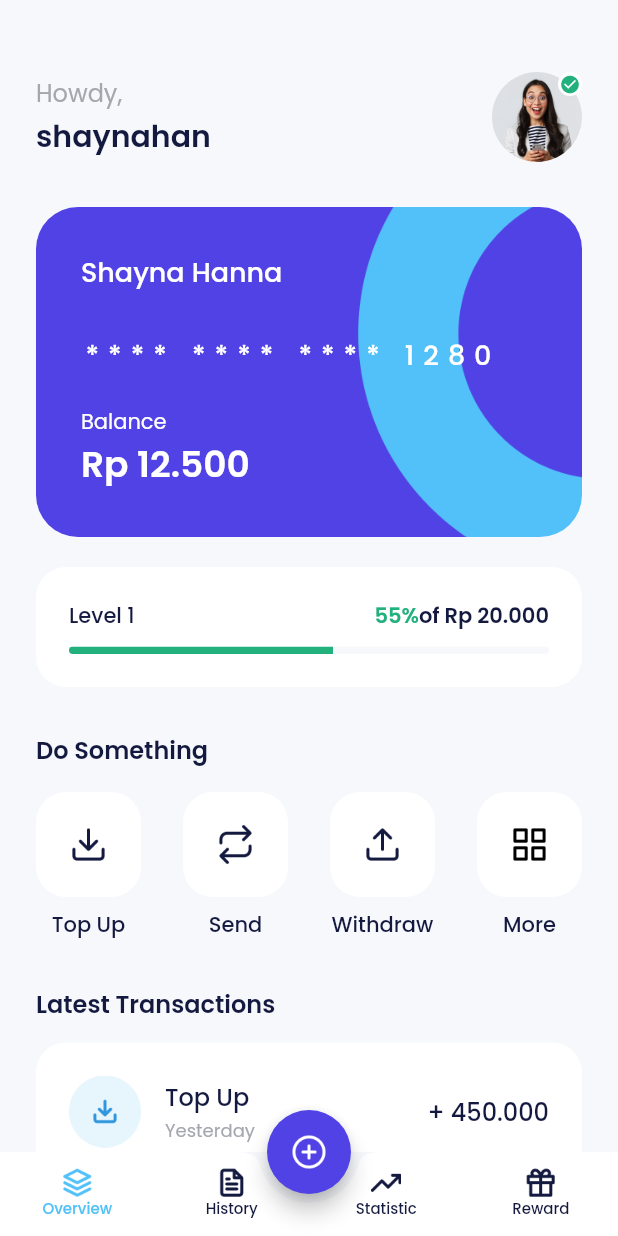
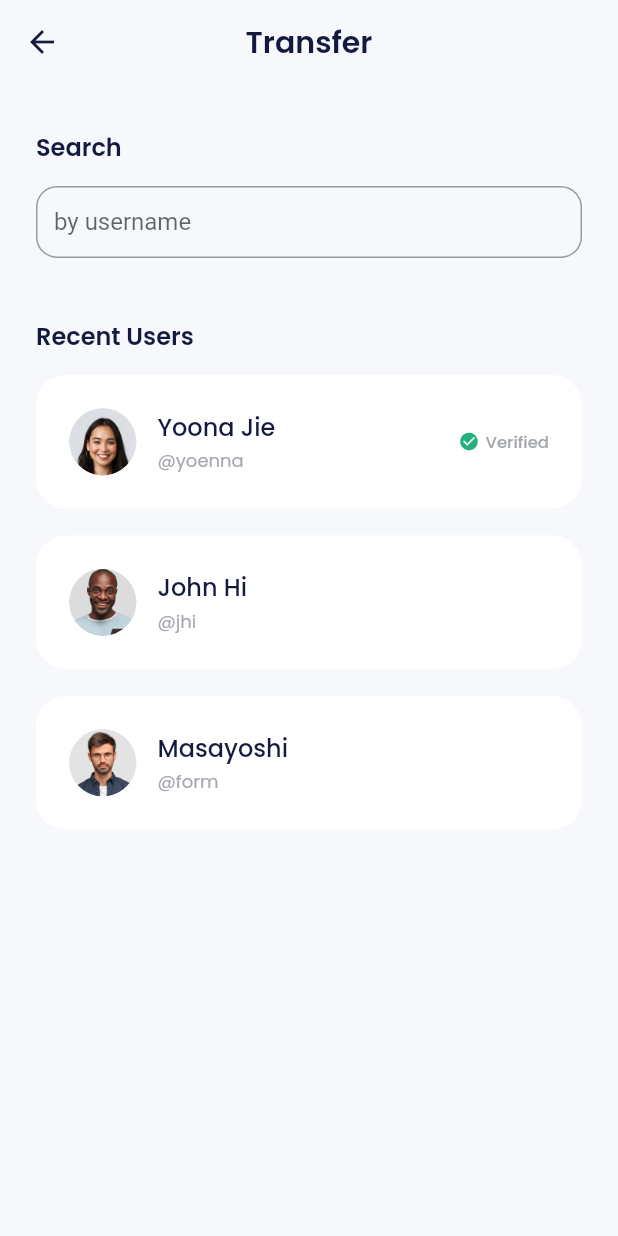
Before and after one commit to setiyonore/bank_sha, a Flutter app: the HomePage screen opened by its route, after a tap on "Send", on a phone screen of 412 x 824 dp. Run offline on Flutter 3.47's test engine with Material 2 defaults, Android fonts, the phone set to English and light mode, and no system bars; our stand-ins replace carousel_slider, google_fonts; missing offline and left inert: dart:ffi.

Commit message:
add recent users

```diff
--- a/lib/main.dart
+++ b/lib/main.dart
@@ -15,6 +15,7 @@ import 'package:bank_sha/ui/pages/splash_page.dart';
 import 'package:bank_sha/ui/pages/topup_amount_page.dart';
 import 'package:bank_sha/ui/pages/topup_page.dart';
 import 'package:bank_sha/ui/pages/topup_success_page.dart';
+import 'package:bank_sha/ui/pages/transfer_page.dart';
 import 'package:flutter/material.dart';
 
 void main() => runApp(const MyApp());
@@ -58,6 +59,7 @@ class MyApp extends StatelessWidget {
         '/topup': (context) => const TopupPage(),
         '/topup-amount': (context) => const TopupAmountPage(),
         '/topup-success': (context) => const TopupSuccessPage(),
+        '/transfer': (context) => const TransferPage(),
       },
     );
   }
--- a/lib/ui/pages/home_page.dart
+++ b/lib/ui/pages/home_page.dart
@@ -307,7 +307,9 @@ class HomePage extends StatelessWidget {
               HomeServiceItem(
                 iconUrl: 'assets/ic_send.png',
                 title: 'Send',
-                onTap: () {},
+                onTap: () {
+                  Navigator.pushNamed(context, '/transfer');
+                },
               ),
               HomeServiceItem(
                 iconUrl: 'assets/ic_withdraw.png',
--- /dev/null
+++ b/lib/ui/pages/transfer_page.dart
@@ -0,0 +1,83 @@
+import 'package:bank_sha/shared/theme.dart';
+import 'package:bank_sha/ui/widgets/forms.dart';
+import 'package:bank_sha/ui/widgets/transfer_recent_user_item.dart';
+import 'package:flutter/material.dart';
+
+class TransferPage extends StatelessWidget {
+  const TransferPage({Key? key}) : super(key: key);
+
+  @override
+  Widget build(BuildContext context) {
+    return Scaffold(
+      appBar: AppBar(
+        title: const Text('Transfer'),
+      ),
+      body: ListView(
+        padding: const EdgeInsets.symmetric(
+          horizontal: 24,
+        ),
+        children: [
+          const SizedBox(
+            height: 30,
+          ),
+          Text(
+            'Search',
+            style: blackTextStyle.copyWith(
+              fontSize: 16,
+              fontWeight: semiBold,
+            ),
+          ),
+          const SizedBox(
+            height: 14,
+          ),
+          const CustomFormField(
+            title: 'by username',
+            isShowTitle: false,
+          ),
+          buildRecentUsers(),
+        ],
+      ),
+    );
+  }
+
+  Widget buildRecentUsers() {
+    return Container(
+      margin: const EdgeInsets.only(
+        top: 40,
+      ),
+      child: Column(
+        crossAxisAlignment: CrossAxisAlignment.start,
+        children: [
+          Text(
+            'Recent Users',
+            style: blackTextStyle.copyWith(
+              fontSize: 16,
+              fontWeight: semiBold,
+            ),
+          ),
+          const SizedBox(
+            height: 14,
+          ),
+          const TransferRecentUserItem(
+            imageUrl: 'assets/img_friend1.png',
+            name: 'Yoona Jie',
+            username: 'yoenna',
+            isVerified: true,
+          ),
+          const TransferRecentUserItem(
+            imageUrl: 'assets/img_friend3.png',
+            name: 'John Hi',
+            username: 'jhi',
+            isVerified: false,
+          ),
+          const TransferRecentUserItem(
+            imageUrl: 'assets/img_friend4.png',
+            name: 'Masayoshi',
+            username: 'form',
+            isVerified: false,
+          ),
+        ],
+      ),
+    );
+  }
+}
--- a/lib/ui/widgets/forms.dart
+++ b/lib/ui/widgets/forms.dart
@@ -5,12 +5,13 @@ class CustomFormField extends StatelessWidget {
   final String title;
   final bool obscureText;
   final TextEditingController? controller;
-
+  final bool isShowTitle;
   const CustomFormField({
     Key? key,
     required this.title,
     this.obscureText = false,
     this.controller,
+    this.isShowTitle = true,
   }) : super(key: key);
 
   @override
@@ -18,12 +19,13 @@ class CustomFormField extends StatelessWidget {
     return Column(
       crossAxisAlignment: CrossAxisAlignment.start,
       children: [
-        Text(
+       if(isShowTitle) Text(
           title,
           style: blackTextStyle.copyWith(
             fontWeight: medium,
           ),
         ),
+        if(isShowTitle)
         const SizedBox(
           height: 8,
         ),
@@ -31,6 +33,7 @@ class CustomFormField extends StatelessWidget {
           obscureText: obscureText,
           controller: controller,
           decoration: InputDecoration(
+            hintText: !isShowTitle ? title: null,
             border: OutlineInputBorder(
               borderRadius: BorderRadius.circular(14),
             ),
--- /dev/null
+++ b/lib/ui/widgets/transfer_recent_user_item.dart
@@ -0,0 +1,92 @@
+import 'package:bank_sha/shared/theme.dart';
+import 'package:flutter/material.dart';
+
+class TransferRecentUserItem extends StatelessWidget {
+  final String imageUrl;
+  final String name;
+  final String username;
+  final bool isVerified;
+
+  const TransferRecentUserItem({
+    Key? key,
+    required this.imageUrl,
+    required this.name,
+    required this.username,
+    required this.isVerified,
+  }) : super(key: key);
+
+  @override
+  Widget build(BuildContext context) {
+    return Container(
+      margin: const EdgeInsets.only(
+        bottom: 18,
+      ),
+      padding: const EdgeInsets.all(22),
+      decoration: BoxDecoration(
+        borderRadius: BorderRadius.circular(20),
+        color: whiteColor,
+      ),
+      child: Row(
+        children: [
+          Container(
+            width: 45,
+            height: 45,
+            margin: const EdgeInsets.only(
+              right: 14,
+            ),
+            decoration: BoxDecoration(
+              shape: BoxShape.circle,
+              image: DecorationImage(
+                image: AssetImage(
+                  imageUrl,
+                ),
+              ),
+            ),
+          ),
+          Column(
+            crossAxisAlignment: CrossAxisAlignment.start,
+            children: [
+              Text(
+                name,
+                style: blackTextStyle.copyWith(
+                  fontSize: 16,
+                  fontWeight: medium,
+                ),
+              ),
+              const SizedBox(
+                height: 2,
+              ),
+              Text(
+                '@$username',
+                style: greyTextStyle.copyWith(
+                  fontSize: 12,
+                ),
+              ),
+            ],
+          ),
+          const Spacer(),
+          if (isVerified)
+            Row(
+              children: [
+                Icon(
+                  Icons.check_circle,
+                  size: 14,
+                  color: greenColor,
+                ),
+                const SizedBox(
+                  width: 4,
+                ),
+                Text(
+                  'Verified',
+                  style: greyTextStyle.copyWith(
+                    fontSize: 11,
+                    fontWeight: medium,
+                  ),
+                ),
+              ],
+            ),
+        ],
+      ),
+    );
+  }
+}
```
